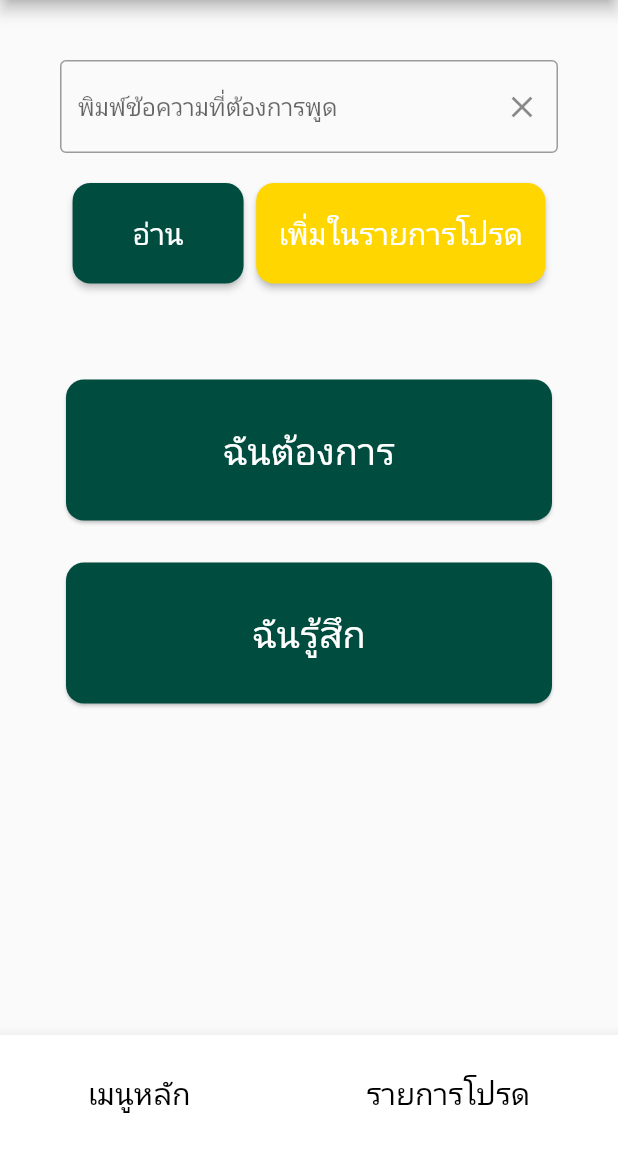
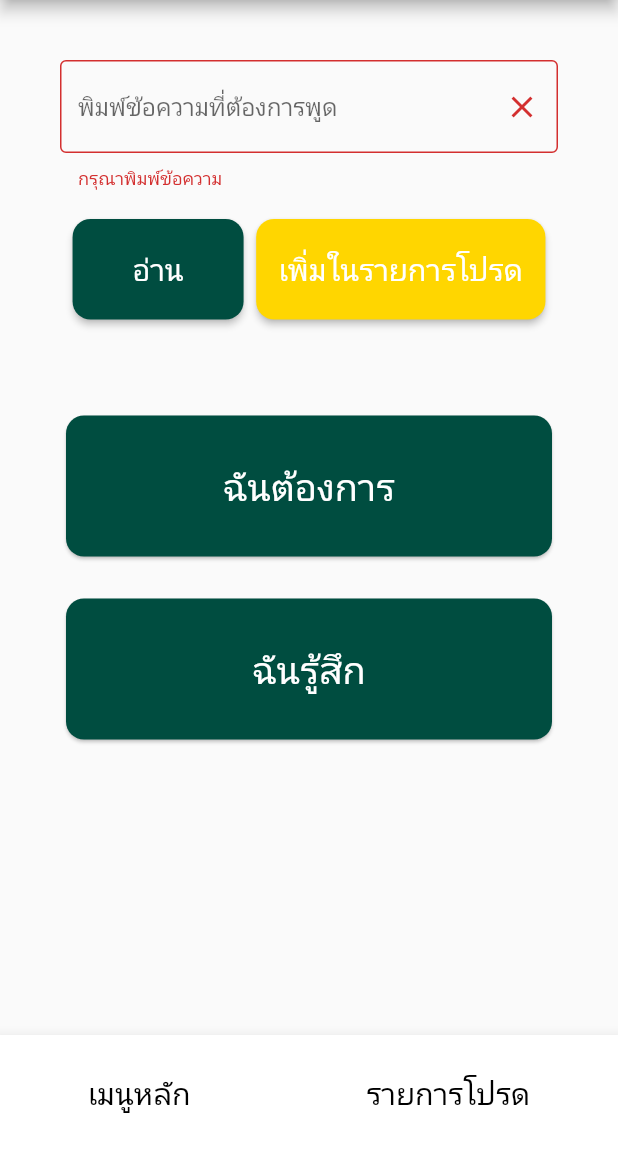
Before and after one commit to PorapatH/AphasiaTeam, a Flutter app: the screen it shows after launch, after a tap on "อ่าน", on a phone screen of 412 x 824 dp, the part 84-1236 px from its top. Run offline on Flutter 3.47's test engine with Material 2 defaults, Android fonts, the light colour scheme and no system bars; our stand-ins replace cached_network_image, cloud_firestore, firebase_core, flutter_tts, sembast; missing offline and left inert: flutter_sms, holding_gesture; accounts and stored records are empty.

Commit message:
6/8/2021: เช็คพิมพ์ข้อความ

```diff
--- a/lib/Home.dart
+++ b/lib/Home.dart
@@ -12,6 +12,7 @@ import 'package:cloud_firestore/cloud_firestore.dart';
 class Home extends StatelessWidget {
   final FlutterTts tts = FlutterTts();
   final messageController = TextEditingController();
+  final formKey = GlobalKey<FormState>();
 
   Home() {
     tts.setLanguage('th');
@@ -47,9 +48,11 @@ class Home extends StatelessWidget {
         body: SingleChildScrollView(
           padding: EdgeInsets.only(left: 40, right: 40, top: 40, bottom: 20),
           child: Center(
+            child: Form(
+              key: formKey,
               child: Column(
                 children: [
-                TextField(
+                  TextFormField(
                     decoration: InputDecoration(
                       border: OutlineInputBorder(),
                       hintText: 'พิมพ์ข้อความที่ต้องการพูด',
@@ -59,6 +62,12 @@ class Home extends StatelessWidget {
                       ),
                     ),
                     controller: messageController,
+                     validator: (String str){
+                      if(str.isEmpty){
+                        return "กรุณาพิมพ์ข้อความ";
+                      }
+                      return null;
+                    },
                   ),
                   SizedBox(
                     height: 20,
@@ -86,7 +95,9 @@ class Home extends StatelessWidget {
                           ),
                         ),
                         onPressed: () {
+                          if(formKey.currentState.validate()){
                             tts.speak(messageController.text);
+                          }
                         },
                       ),
                       ElevatedButton(
@@ -108,6 +119,7 @@ class Home extends StatelessWidget {
                             ),
                           ),
                           onPressed: () {
+                            if(formKey.currentState.validate()){
                                var message = messageController.text;
 
                             //เตรียมข้อมูล
@@ -118,6 +130,7 @@ class Home extends StatelessWidget {
                                 Provider.of<FavProvider>(context, listen: false);
                             provider.addFavorite(favor);
                             messageController.clear();
+                            }
                           },
                         ),
                     ],
@@ -192,6 +205,7 @@ class Home extends StatelessWidget {
               ),
             ),
           ),
+        ),
         bottomNavigationBar: BottomAppBar(
           child: Row(
             mainAxisAlignment: MainAxisAlignment.spaceAround,
```
Lines whose indentation alone changed are shown as unchanged.
